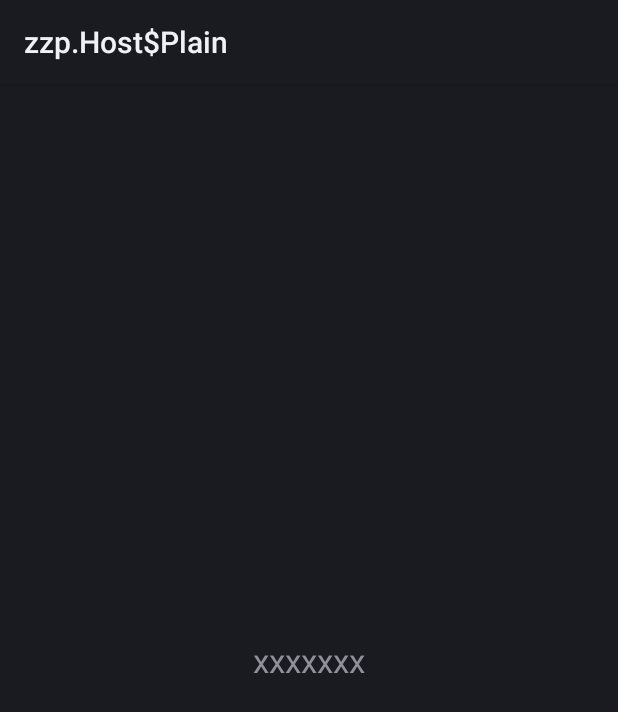
After one commit to zoff99/ranzodium, an Android app: the layout activity_main.xml on its own in the app's theme, with its tools: preview values and no code run, on a phone screen of 412 x 824 dp. The commit adds this screen. Shown: the top 712 px of the screen. Run offline under Robolectric (Android 15) with nearby library versions, the phone set to English and light mode, and no system bars.

Commit message:
simple screen with text

```diff
--- /dev/null
+++ b/example_android_app/app/src/main/res/layout/activity_main.xml
@@ -0,0 +1,14 @@
+<?xml version="1.0" encoding="utf-8"?>
+<RelativeLayout xmlns:android="http://schemas.android.com/apk/res/android"
+    android:layout_width="match_parent"
+    android:layout_height="match_parent"
+    android:fitsSystemWindows="true">
+
+    <TextView
+        android:id="@+id/text_window"
+        android:layout_width="match_parent"
+        android:layout_height="match_parent"
+        android:gravity="center"
+        android:text="xxxxxxx"
+        android:textSize="22sp" />
+</RelativeLayout>
```
Also changed, not shown: example_android_app/app/src/main/java/com/zoffcc/applications/ranzodium_example/MainActivity.java (+15 -0 lines).
